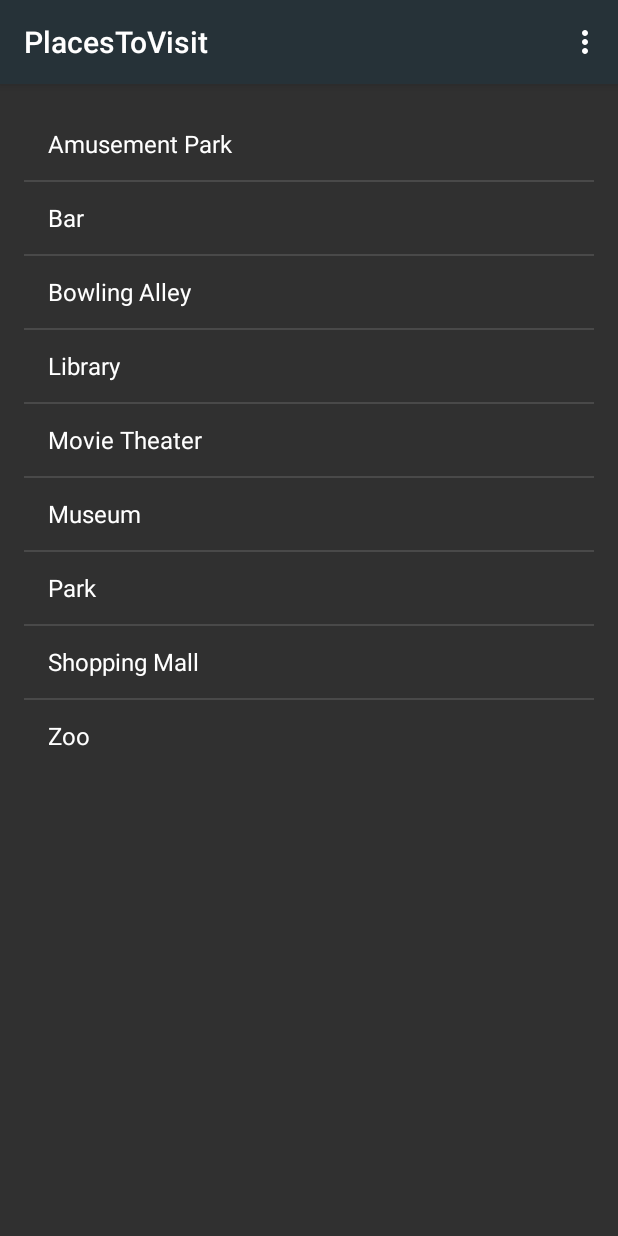
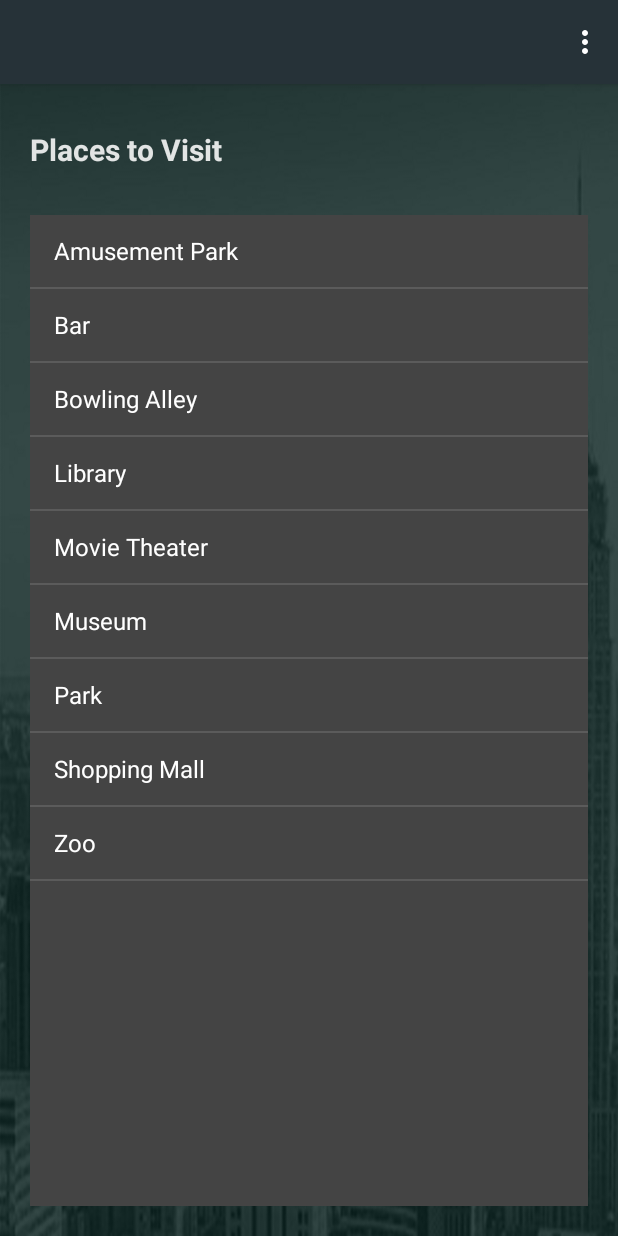
Before and after one commit to diegotavarez/mobileappsfall15, an Android app: the PlacesToVisit screen opened directly, with no data from a screen before it, on a phone screen of 412 x 824 dp. Run offline under Robolectric (Android 15) with nearby library versions, the phone set to English and light mode, and no system bars; 1 statement that could not run was skipped.

Commit message:
places to visit ui improvement

```diff
--- a/Wanderlust/app/src/main/java/edu/uco/dtavarespereira/wanderlust/activity/PlacesToVisit.java
+++ b/Wanderlust/app/src/main/java/edu/uco/dtavarespereira/wanderlust/activity/PlacesToVisit.java
@@ -56,6 +56,7 @@ public class PlacesToVisit extends Activity {
 
         Intent intent = getIntent();
         String city = intent.getStringExtra("cityName");
+        setTitle(city);
         city.trim();
         final Location location = new Location(city);
         location.setLatitude(intent.getDoubleExtra("locationLatitude", 0.0));
--- a/Wanderlust/app/src/main/res/layout/activity_places_to_visit.xml
+++ b/Wanderlust/app/src/main/res/layout/activity_places_to_visit.xml
@@ -1,19 +1,31 @@
-<RelativeLayout
+<LinearLayout
     xmlns:android="http://schemas.android.com/apk/res/android"
     xmlns:tools="http://schemas.android.com/tools"
     android:layout_width="match_parent"
     android:layout_height="match_parent"
-    android:paddingLeft="@dimen/activity_horizontal_margin"
-    android:paddingRight="@dimen/activity_horizontal_margin"
-    android:paddingTop="@dimen/activity_vertical_margin"
-    android:paddingBottom="@dimen/activity_vertical_margin"
+    android:orientation="vertical"
+    android:background="@drawable/no_data_bg"
     tools:context="edu.uco.dtavarespereira.wanderlust.activity.PlacesToVisit">
+
+    <TextView
+        android:layout_width="wrap_content"
+        android:layout_height="wrap_content"
+        android:text="Places to Visit"
+        android:textSize="20sp"
+        android:layout_marginBottom="30dp"
+        android:layout_marginTop="30dp"
+        android:layout_marginLeft="20dp"
+        android:textStyle="bold"
+        android:textColor="#DDFFFFFF" />
 
     <ListView
         android:layout_width="match_parent"
-        android:layout_height="wrap_content"
-        android:clickable="true"
-        android:layout_marginBottom="@dimen/activity_vertical_margin"
+        android:layout_height="fill_parent"
+        android:layout_marginLeft="20dp"
+        android:layout_marginRight="20dp"
+        android:layout_marginBottom="20dp"
+        android:background="#444444"
+        android:layout_alignParentStart="true"
         android:id="@+id/placesToGo" />
 
-</RelativeLayout>
+</LinearLayout>
```
